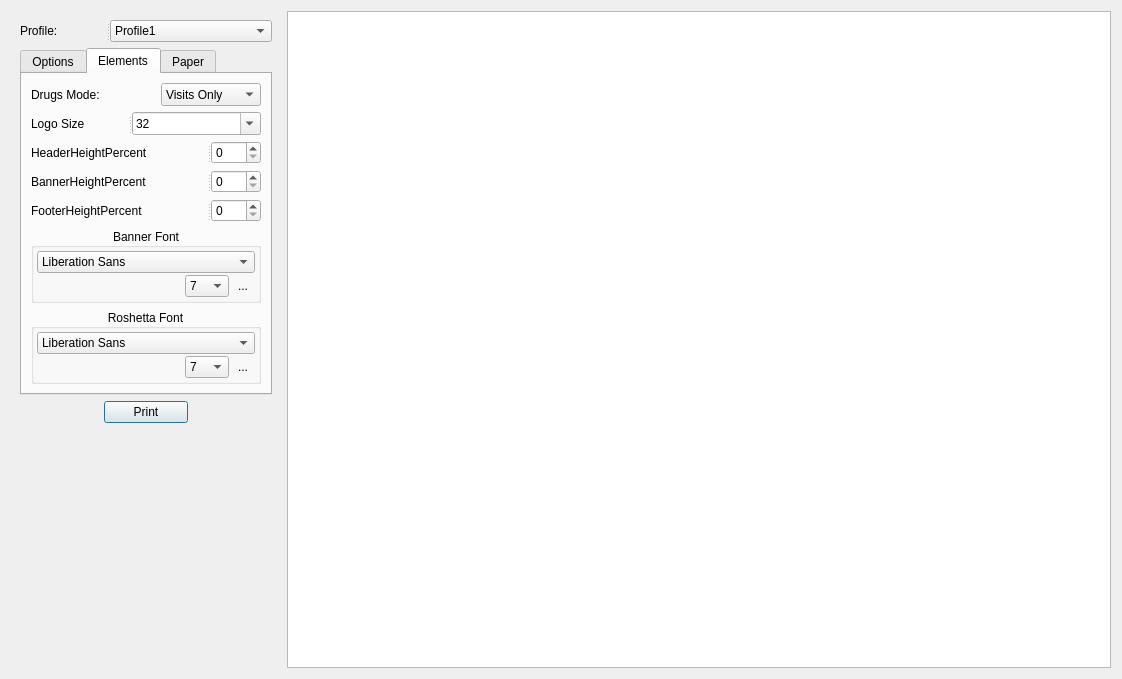
Old version of the form qtemr/printdrugs.ui in the repository dr3mro/SmartClinic.
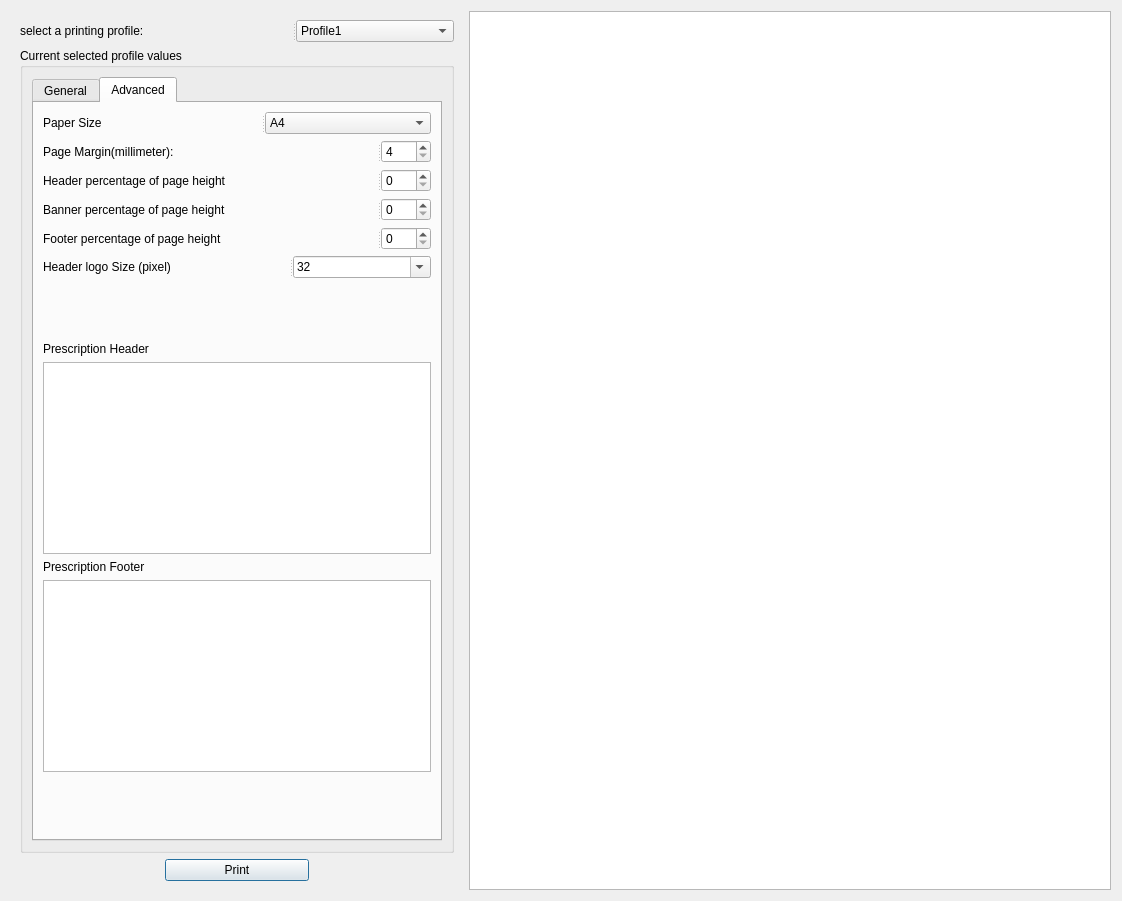
New version of the form. The open tabs and pages were chosen to show the change. Icons and pictures are not drawn. Custom widgets are drawn as their Qt base class.

Commit message: * print redesign

Diff of the .ui file:
```diff
--- a/qtemr/printdrugs.ui
+++ b/qtemr/printdrugs.ui
@@ -10,7 +10,7 @@
     <x>0</x>
     <y>0</y>
     <width>1122</width>
-    <height>679</height>
+    <height>901</height>
    </rect>
   </property>
   <property name="sizePolicy">
@@ -28,8 +28,8 @@
   <property name="windowTitle">
    <string>Print</string>
   </property>
-  <layout class="QHBoxLayout" name="horizontalLayout_2">
-   <item>
+  <layout class="QGridLayout" name="gridLayout_2">
+   <item row="0" column="0">
     <widget class="QWidget" name="widget" native="true">
      <property name="sizePolicy">
       <sizepolicy hsizetype="Fixed" vsizetype="Preferred">
@@ -40,23 +40,29 @@
      <layout class="QVBoxLayout" name="verticalLayout_3">
       <item>
        <widget class="QSplitter" name="splitter_9">
+        <property name="sizePolicy">
+         <sizepolicy hsizetype="Preferred" vsizetype="Fixed">
+          <horstretch>0</horstretch>
+          <verstretch>0</verstretch>
+         </sizepolicy>
+        </property>
         <property name="orientation">
          <enum>Qt::Horizontal</enum>
         </property>
         <widget class="QLabel" name="label_28">
          <property name="sizePolicy">
-          <sizepolicy hsizetype="Fixed" vsizetype="Fixed">
+          <sizepolicy hsizetype="Minimum" vsizetype="Minimum">
            <horstretch>0</horstretch>
            <verstretch>0</verstretch>
           </sizepolicy>
          </property>
          <property name="text">
-          <string>Profile:</string>
+          <string>select a printing profile:</string>
          </property>
         </widget>
         <widget class="QComboBox" name="printerProfile">
          <property name="sizePolicy">
-          <sizepolicy hsizetype="Preferred" vsizetype="Preferred">
+          <sizepolicy hsizetype="Minimum" vsizetype="Minimum">
            <horstretch>0</horstretch>
            <verstretch>0</verstretch>
           </sizepolicy>
@@ -85,50 +91,32 @@
        </widget>
       </item>
       <item>
-       <widget class="QTabWidget" name="optionsTabWidget">
-        <property name="sizePolicy">
-         <sizepolicy hsizetype="Preferred" vsizetype="Preferred">
-          <horstretch>0</horstretch>
-          <verstretch>0</verstretch>
-         </sizepolicy>
+       <widget class="QGroupBox" name="groupBox">
+        <property name="title">
+         <string>Current selected profile values</string>
         </property>
-        <property name="maximumSize">
-         <size>
-          <width>256</width>
-          <height>16777215</height>
-         </size>
-        </property>
-        <property name="autoFillBackground">
-         <bool>true</bool>
-        </property>
-        <property name="styleSheet">
-         <string notr="true"/>
-        </property>
+        <layout class="QGridLayout" name="gridLayout">
+         <item row="0" column="0">
+          <widget class="QTabWidget" name="printingTabOptions">
         <property name="currentIndex">
-         <number>0</number>
-        </property>
-        <property name="elideMode">
-         <enum>Qt::ElideLeft</enum>
-        </property>
-        <property name="usesScrollButtons">
-         <bool>false</bool>
-        </property>
-        <widget class="printDialogTab" name="optionsTab">
+            <number>1</number>
+           </property>
+           <widget class="QWidget" name="printDrugsGeneralTab">
          <attribute name="title">
-          <string>Options</string>
+             <string>General</string>
          </attribute>
          <layout class="QVBoxLayout" name="verticalLayout_2">
           <item>
-           <layout class="QHBoxLayout" name="horizontalLayout_8">
+              <layout class="QHBoxLayout" name="horizontalLayout_18">
             <item>
-             <widget class="QLabel" name="label_19">
+                <widget class="QLabel" name="label_35">
               <property name="text">
-               <string>Show prescription banner.</string>
+                  <string>Show Signature &amp; Printed On date at bottom of Roshetta</string>
               </property>
              </widget>
             </item>
             <item>
-             <widget class="Switch" name="showBanner">
+                <widget class="Switch" name="SignaturePrintedOn">
               <property name="sizePolicy">
                <sizepolicy hsizetype="Fixed" vsizetype="Fixed">
                 <horstretch>0</horstretch>
@@ -143,16 +131,40 @@
            </layout>
           </item>
           <item>
-           <layout class="QHBoxLayout" name="horizontalLayout_5">
+              <layout class="QHBoxLayout" name="horizontalLayout_17">
             <item>
-             <widget class="QLabel" name="label_16">
+                <widget class="QLabel" name="label_34">
               <property name="text">
-               <string>Show drugs.</string>
+                  <string>Show drugs start date after trade name in a smaller font .</string>
               </property>
              </widget>
             </item>
             <item>
-             <widget class="Switch" name="showDrugs">
+                <widget class="Switch" name="drugsInitDate">
+                 <property name="sizePolicy">
+                  <sizepolicy hsizetype="Fixed" vsizetype="Fixed">
+                   <horstretch>0</horstretch>
+                   <verstretch>0</verstretch>
+                  </sizepolicy>
+                 </property>
+                 <property name="text">
+                  <string/>
+                 </property>
+                </widget>
+               </item>
+              </layout>
+             </item>
+             <item>
+              <layout class="QHBoxLayout" name="horizontalLayout_16">
+               <item>
+                <widget class="QLabel" name="label_32">
+                 <property name="text">
+                  <string>Show Roshetta Header, Footer and Logo</string>
+                 </property>
+                </widget>
+               </item>
+               <item>
+                <widget class="Switch" name="showHeaderFooterLogo">
               <property name="sizePolicy">
                <sizepolicy hsizetype="Fixed" vsizetype="Fixed">
                 <horstretch>0</horstretch>
@@ -171,7 +183,7 @@
             <item>
              <widget class="QLabel" name="label_17">
               <property name="text">
-               <string>Show requests.</string>
+                  <string>Show Current visit requests [investigations].</string>
               </property>
              </widget>
             </item>
@@ -190,12 +202,36 @@
             </item>
            </layout>
           </item>
+             <item>
+              <layout class="QHBoxLayout" name="horizontalLayout_5">
+               <item>
+                <widget class="QLabel" name="label_16">
+                 <property name="text">
+                  <string>Show roshetta drugs.</string>
+                 </property>
+                </widget>
+               </item>
+               <item>
+                <widget class="Switch" name="showDrugs">
+                 <property name="sizePolicy">
+                  <sizepolicy hsizetype="Fixed" vsizetype="Fixed">
+                   <horstretch>0</horstretch>
+                   <verstretch>0</verstretch>
+                  </sizepolicy>
+                 </property>
+                 <property name="text">
+                  <string/>
+                 </property>
+                </widget>
+               </item>
+              </layout>
+             </item>
           <item>
            <layout class="QHBoxLayout" name="horizontalLayout_7">
             <item>
              <widget class="QLabel" name="label_18">
               <property name="text">
-               <string>Show measurements.</string>
+                  <string>Show visit measurements.</string>
               </property>
              </widget>
             </item>
@@ -219,7 +255,7 @@
             <item>
              <widget class="QLabel" name="label_24">
               <property name="text">
-               <string>Show drugs separator.</string>
+                  <string>Show separator horizontal line between drugs.</string>
               </property>
              </widget>
             </item>
@@ -243,7 +279,7 @@
             <item>
              <widget class="QLabel" name="label_30">
               <property name="text">
-               <string>Show drugs title.</string>
+                  <string>Show a title before drugs to separate visit from chronic drugs.</string>
               </property>
              </widget>
             </item>
@@ -269,16 +305,16 @@
            </layout>
           </item>
           <item>
-           <layout class="QHBoxLayout" name="horizontalLayout_17">
+              <layout class="QHBoxLayout" name="horizontalLayout_8">
             <item>
-             <widget class="QLabel" name="label_34">
+                <widget class="QLabel" name="label_19">
               <property name="text">
-               <string>Show drugs init date.</string>
+                  <string>Show prescription banner contains details about patient.</string>
               </property>
              </widget>
             </item>
             <item>
-             <widget class="Switch" name="drugsInitDate">
+                <widget class="Switch" name="showBanner">
               <property name="sizePolicy">
                <sizepolicy hsizetype="Fixed" vsizetype="Fixed">
                 <horstretch>0</horstretch>
@@ -293,60 +329,12 @@
            </layout>
           </item>
           <item>
-           <layout class="QHBoxLayout" name="horizontalLayout_18">
-            <item>
-             <widget class="QLabel" name="label_35">
-              <property name="text">
-               <string>Show Signature &amp; PrintedOn</string>
+              <widget class="Line" name="line">
+               <property name="orientation">
+                <enum>Qt::Horizontal</enum>
               </property>
              </widget>
             </item>
-            <item>
-             <widget class="Switch" name="SignaturePrintedOn">
-              <property name="sizePolicy">
-               <sizepolicy hsizetype="Fixed" vsizetype="Fixed">
-                <horstretch>0</horstretch>
-                <verstretch>0</verstretch>
-               </sizepolicy>
-              </property>
-              <property name="text">
-               <string/>
-              </property>
-             </widget>
-            </item>
-           </layout>
-          </item>
-          <item>
-           <layout class="QHBoxLayout" name="horizontalLayout_16">
-            <item>
-             <widget class="QLabel" name="label_32">
-              <property name="text">
-               <string>Header, Footer and Logo</string>
-              </property>
-             </widget>
-            </item>
-            <item>
-             <widget class="Switch" name="showHeaderFooterLogo">
-              <property name="sizePolicy">
-               <sizepolicy hsizetype="Fixed" vsizetype="Fixed">
-                <horstretch>0</horstretch>
-                <verstretch>0</verstretch>
-               </sizepolicy>
-              </property>
-              <property name="text">
-               <string/>
-              </property>
-             </widget>
-            </item>
-           </layout>
-          </item>
-         </layout>
-        </widget>
-        <widget class="printDialogTab" name="elementsTab">
-         <attribute name="title">
-          <string>Elements</string>
-         </attribute>
-         <layout class="QVBoxLayout" name="verticalLayout">
           <item>
            <widget class="QSplitter" name="splitter_14">
             <property name="orientation">
@@ -357,7 +345,7 @@
             </property>
             <widget class="QLabel" name="label_20">
              <property name="text">
-              <string>Drugs Mode:</string>
+                 <string>Show drugs of:</string>
              </property>
             </widget>
             <widget class="QComboBox" name="drugsMode">
@@ -386,196 +374,20 @@
            </widget>
           </item>
           <item>
-           <widget class="QSplitter" name="splitter_7">
+              <widget class="QSplitter" name="splitter_3">
             <property name="orientation">
              <enum>Qt::Horizontal</enum>
             </property>
-            <widget class="QLabel" name="label_33">
-             <property name="sizePolicy">
-              <sizepolicy hsizetype="Expanding" vsizetype="Preferred">
-               <horstretch>0</horstretch>
-               <verstretch>0</verstretch>
-              </sizepolicy>
-             </property>
+               <widget class="QLabel" name="label_2">
              <property name="text">
-              <string>Logo Size</string>
-             </property>
-            </widget>
-            <widget class="QComboBox" name="logoSize">
-             <property name="sizePolicy">
-              <sizepolicy hsizetype="Fixed" vsizetype="Fixed">
-               <horstretch>0</horstretch>
-               <verstretch>0</verstretch>
-              </sizepolicy>
-             </property>
-             <property name="minimumSize">
-              <size>
-               <width>50</width>
-               <height>0</height>
-              </size>
-             </property>
-             <property name="editable">
-              <bool>true</bool>
-             </property>
-             <item>
-              <property name="text">
-               <string>32</string>
-              </property>
-             </item>
-             <item>
-              <property name="text">
-               <string>48</string>
-              </property>
-             </item>
-             <item>
-              <property name="text">
-               <string>64</string>
-              </property>
-             </item>
-             <item>
-              <property name="text">
-               <string>72</string>
-              </property>
-             </item>
-             <item>
-              <property name="text">
-               <string>96</string>
-              </property>
-             </item>
-             <item>
-              <property name="text">
-               <string>128</string>
-              </property>
-             </item>
-             <item>
-              <property name="text">
-               <string>192</string>
-              </property>
-             </item>
-             <item>
-              <property name="text">
-               <string>256</string>
-              </property>
-             </item>
-            </widget>
-           </widget>
-          </item>
-          <item>
-           <widget class="QSplitter" name="splitter_6">
-            <property name="orientation">
-             <enum>Qt::Horizontal</enum>
-            </property>
-            <widget class="QLabel" name="label_4">
-             <property name="text">
-              <string>HeaderHeightPercent</string>
-             </property>
-            </widget>
-            <widget class="QSpinBox" name="headerHeightPercent">
-             <property name="maximumSize">
-              <size>
-               <width>50</width>
-               <height>16777215</height>
-              </size>
-             </property>
-            </widget>
-           </widget>
-          </item>
-          <item>
-           <widget class="QSplitter" name="splitter_5">
-            <property name="orientation">
-             <enum>Qt::Horizontal</enum>
-            </property>
-            <widget class="QLabel" name="label_5">
-             <property name="text">
-              <string>BannerHeightPercent</string>
-             </property>
-            </widget>
-            <widget class="QSpinBox" name="bannerHeightPercent">
-             <property name="maximumSize">
-              <size>
-               <width>50</width>
-               <height>16777215</height>
-              </size>
-             </property>
-            </widget>
-           </widget>
-          </item>
-          <item>
-           <widget class="QSplitter" name="splitter_4">
-            <property name="orientation">
-             <enum>Qt::Horizontal</enum>
-            </property>
-            <widget class="QLabel" name="label_6">
-             <property name="text">
-              <string>FooterHeightPercent</string>
-             </property>
-            </widget>
-            <widget class="QSpinBox" name="footerHeightPercent">
-             <property name="maximumSize">
-              <size>
-               <width>50</width>
-               <height>16777215</height>
-              </size>
-             </property>
-            </widget>
-           </widget>
-          </item>
-          <item>
-           <widget class="QGroupBox" name="groupBox_2">
-            <property name="maximumSize">
-             <size>
-              <width>230</width>
-              <height>16777215</height>
-             </size>
-            </property>
-            <property name="title">
-             <string>Banner Font</string>
-            </property>
-            <property name="alignment">
-             <set>Qt::AlignCenter</set>
-            </property>
-            <property name="flat">
-             <bool>false</bool>
-            </property>
-            <layout class="QGridLayout" name="gridLayout_2">
-             <property name="leftMargin">
-              <number>3</number>
-             </property>
-             <property name="topMargin">
-              <number>3</number>
-             </property>
-             <property name="rightMargin">
-              <number>3</number>
-             </property>
-             <property name="bottomMargin">
-              <number>3</number>
-             </property>
-             <property name="spacing">
-              <number>2</number>
-             </property>
-             <item row="0" column="0">
+                 <string>Banner Font   </string>
+                </property>
+               </widget>
               <widget class="mFontComboBox" name="bannerFont">
                <property name="editable">
                 <bool>false</bool>
                </property>
               </widget>
-             </item>
-             <item row="1" column="0">
-              <layout class="QHBoxLayout" name="horizontalLayout_13">
-               <item>
-                <spacer name="horizontalSpacer">
-                 <property name="orientation">
-                  <enum>Qt::Horizontal</enum>
-                 </property>
-                 <property name="sizeHint" stdset="0">
-                  <size>
-                   <width>38</width>
-                   <height>19</height>
-                  </size>
-                 </property>
-                </spacer>
-               </item>
-               <item>
                 <widget class="QComboBox" name="bannerFontSize">
                  <property name="sizePolicy">
                   <sizepolicy hsizetype="Fixed" vsizetype="Fixed">
@@ -643,8 +455,6 @@
                   </property>
                  </item>
                 </widget>
-               </item>
-               <item>
                 <widget class="QToolButton" name="bannerFontBold">
                  <property name="toolTip">
                   <string>Bold</string>
@@ -663,68 +473,23 @@
                   <bool>true</bool>
                  </property>
                 </widget>
-               </item>
-              </layout>
-             </item>
-            </layout>
            </widget>
           </item>
           <item>
-           <widget class="QGroupBox" name="groupBox_3">
-            <property name="maximumSize">
-             <size>
-              <width>230</width>
-              <height>16777215</height>
-             </size>
-            </property>
-            <property name="title">
+              <widget class="QSplitter" name="splitter_10">
+               <property name="orientation">
+                <enum>Qt::Horizontal</enum>
+               </property>
+               <widget class="QLabel" name="label_7">
+                <property name="text">
              <string>Roshetta Font</string>
             </property>
-            <property name="alignment">
-             <set>Qt::AlignCenter</set>
-            </property>
-            <property name="flat">
-             <bool>false</bool>
-            </property>
-            <layout class="QGridLayout" name="gridLayout_6">
-             <property name="leftMargin">
-              <number>3</number>
-             </property>
-             <property name="topMargin">
-              <number>3</number>
-             </property>
-             <property name="rightMargin">
-              <number>3</number>
-             </property>
-             <property name="bottomMargin">
-              <number>3</number>
-             </property>
-             <property name="spacing">
-              <number>2</number>
-             </property>
-             <item row="0" column="0">
+               </widget>
               <widget class="mFontComboBox" name="roshettaFont">
                <property name="editable">
                 <bool>false</bool>
                </property>
               </widget>
-             </item>
-             <item row="1" column="0">
-              <layout class="QHBoxLayout" name="horizontalLayout_15">
-               <item>
-                <spacer name="horizontalSpacer_2">
-                 <property name="orientation">
-                  <enum>Qt::Horizontal</enum>
-                 </property>
-                 <property name="sizeHint" stdset="0">
-                  <size>
-                   <width>38</width>
-                   <height>19</height>
-                  </size>
-                 </property>
-                </spacer>
-               </item>
-               <item>
                 <widget class="QComboBox" name="roshettaFontSize">
                  <property name="sizePolicy">
                   <sizepolicy hsizetype="Fixed" vsizetype="Fixed">
@@ -792,8 +557,6 @@
                   </property>
                  </item>
                 </widget>
-               </item>
-               <item>
                 <widget class="QToolButton" name="roshettaFontBold">
                  <property name="toolTip">
                   <string>Bold</string>
@@ -812,20 +575,29 @@
                   <bool>true</bool>
                  </property>
                 </widget>
-               </item>
-              </layout>
+              </widget>
+             </item>
+             <item>
+              <spacer name="verticalSpacer">
+               <property name="orientation">
+                <enum>Qt::Vertical</enum>
+               </property>
+               <property name="sizeHint" stdset="0">
+                <size>
+                 <width>340</width>
+                 <height>194</height>
+                </size>
+               </property>
+              </spacer>
              </item>
             </layout>
            </widget>
-          </item>
-         </layout>
-        </widget>
-        <widget class="printDialogTab" name="paperPrefTab">
+           <widget class="QWidget" name="printDrugsAdvancedTab">
          <attribute name="title">
-          <string>Paper</string>
-         </attribute>
-         <layout class="QGridLayout" name="gridLayout_5">
-          <item row="0" column="0">
+             <string>Advanced</string>
+            </attribute>
+            <layout class="QVBoxLayout" name="verticalLayout">
+             <item>
            <widget class="QSplitter" name="splitter">
             <property name="orientation">
              <enum>Qt::Horizontal</enum>
@@ -857,137 +629,17 @@
             </widget>
            </widget>
           </item>
-          <item row="3" column="0">
-           <widget class="QSplitter" name="splitter_3">
-            <property name="orientation">
-             <enum>Qt::Horizontal</enum>
-            </property>
-            <property name="handleWidth">
-             <number>0</number>
-            </property>
-            <widget class="QLabel" name="label_2">
-             <property name="text">
-              <string>Left Margin:</string>
-             </property>
-            </widget>
-            <widget class="psDoubleSpinBox" name="leftMargin">
-             <property name="minimumSize">
-              <size>
-               <width>50</width>
-               <height>0</height>
-              </size>
-             </property>
-             <property name="maximumSize">
-              <size>
-               <width>50</width>
-               <height>16777215</height>
-              </size>
-             </property>
-             <property name="toolTip">
-              <string>&lt;html&gt;&lt;head/&gt;&lt;body&gt;&lt;p&gt;INCH&lt;/p&gt;&lt;/body&gt;&lt;/html&gt;</string>
-             </property>
-             <property name="locale">
-              <locale language="English" country="UnitedStates"/>
-             </property>
-             <property name="singleStep">
-              <double>0.010000000000000</double>
-             </property>
-            </widget>
-           </widget>
-          </item>
-          <item row="4" column="0">
-           <widget class="QSplitter" name="splitter_15">
-            <property name="orientation">
-             <enum>Qt::Horizontal</enum>
-            </property>
-            <property name="handleWidth">
-             <number>0</number>
-            </property>
-            <widget class="QLabel" name="label_21">
-             <property name="text">
-              <string>Right Margin:</string>
-             </property>
-            </widget>
-            <widget class="psDoubleSpinBox" name="rightMargin">
-             <property name="minimumSize">
-              <size>
-               <width>50</width>
-               <height>0</height>
-              </size>
-             </property>
-             <property name="maximumSize">
-              <size>
-               <width>50</width>
-               <height>16777215</height>
-              </size>
-             </property>
-             <property name="toolTip">
-              <string>&lt;html&gt;&lt;head/&gt;&lt;body&gt;&lt;p&gt;INCH&lt;/p&gt;&lt;/body&gt;&lt;/html&gt;</string>
-             </property>
-             <property name="locale">
-              <locale language="English" country="UnitedStates"/>
-             </property>
-             <property name="singleStep">
-              <double>0.010000000000000</double>
-             </property>
-            </widget>
-           </widget>
-          </item>
-          <item row="2" column="0">
-           <widget class="QSplitter" name="splitter_17">
-            <property name="orientation">
-             <enum>Qt::Horizontal</enum>
-            </property>
-            <property name="handleWidth">
-             <number>0</number>
-            </property>
-            <widget class="QLabel" name="label_23">
-             <property name="text">
-              <string>Bottom Margin:</string>
-             </property>
-            </widget>
-            <widget class="psDoubleSpinBox" name="bottomMargin">
-             <property name="minimumSize">
-              <size>
-               <width>50</width>
-               <height>0</height>
-              </size>
-             </property>
-             <property name="maximumSize">
-              <size>
-               <width>50</width>
-               <height>16777215</height>
-              </size>
-             </property>
-             <property name="toolTip">
-              <string>&lt;html&gt;&lt;head/&gt;&lt;body&gt;&lt;p&gt;INCH&lt;/p&gt;&lt;/body&gt;&lt;/html&gt;</string>
-             </property>
-             <property name="locale">
-              <locale language="English" country="UnitedStates"/>
-             </property>
-             <property name="decimals">
-              <number>2</number>
-             </property>
-             <property name="singleStep">
-              <double>0.010000000000000</double>
-             </property>
-            </widget>
-           </widget>
-          </item>
-          <item row="1" column="0">
+             <item>
            <widget class="QSplitter" name="splitter_2">
             <property name="orientation">
              <enum>Qt::Horizontal</enum>
             </property>
-            <property name="handleWidth">
-             <number>0</number>
-            </property>
             <widget class="QLabel" name="label">
              <property name="text">
-              <string>Top Margin:</string>
-             </property>
-            </widget>
-            <widget class="psDoubleSpinBox" name="topMargin">
+                 <string>Page Margin(millimeter):</string>
+                </property>
+               </widget>
+               <widget class="QSpinBox" name="pageMargin">
              <property name="minimumSize">
               <size>
                <width>50</width>
@@ -1006,16 +658,160 @@
              <property name="locale">
               <locale language="English" country="UnitedStates"/>
              </property>
-             <property name="decimals">
-              <number>2</number>
-             </property>
-             <property name="singleStep">
-              <double>0.010000000000000</double>
+                <property name="minimum">
+                 <number>4</number>
+                </property>
+                <property name="maximum">
+                 <number>25</number>
              </property>
             </widget>
            </widget>
           </item>
-          <item row="5" column="0">
+             <item>
+              <widget class="QSplitter" name="splitter_6">
+               <property name="orientation">
+                <enum>Qt::Horizontal</enum>
+               </property>
+               <widget class="QLabel" name="label_4">
+                <property name="text">
+                 <string>Header percentage of page height</string>
+                </property>
+               </widget>
+               <widget class="QSpinBox" name="headerHeightPercent">
+                <property name="maximumSize">
+                 <size>
+                  <width>50</width>
+                  <height>16777215</height>
+                 </size>
+                </property>
+                <property name="maximum">
+                 <number>25</number>
+                </property>
+               </widget>
+              </widget>
+             </item>
+             <item>
+              <widget class="QSplitter" name="splitter_5">
+               <property name="orientation">
+                <enum>Qt::Horizontal</enum>
+               </property>
+               <widget class="QLabel" name="label_5">
+                <property name="text">
+                 <string>Banner percentage of page height</string>
+                </property>
+               </widget>
+               <widget class="QSpinBox" name="bannerHeightPercent">
+                <property name="maximumSize">
+                 <size>
+                  <width>50</width>
+                  <height>16777215</height>
+                 </size>
+                </property>
+                <property name="maximum">
+                 <number>25</number>
+                </property>
+               </widget>
+              </widget>
+             </item>
+             <item>
+              <widget class="QSplitter" name="splitter_4">
+               <property name="orientation">
+                <enum>Qt::Horizontal</enum>
+               </property>
+               <widget class="QLabel" name="label_6">
+                <property name="text">
+                 <string>Footer percentage of page height</string>
+                </property>
+               </widget>
+               <widget class="QSpinBox" name="footerHeightPercent">
+                <property name="maximumSize">
+                 <size>
+                  <width>50</width>
+                  <height>16777215</height>
+                 </size>
+                </property>
+                <property name="maximum">
+                 <number>25</number>
+                </property>
+               </widget>
+              </widget>
+             </item>
+             <item>
+              <widget class="QSplitter" name="splitter_7">
+               <property name="orientation">
+                <enum>Qt::Horizontal</enum>
+               </property>
+               <widget class="QLabel" name="label_33">
+                <property name="sizePolicy">
+                 <sizepolicy hsizetype="Expanding" vsizetype="Preferred">
+                  <horstretch>0</horstretch>
+                  <verstretch>0</verstretch>
+                 </sizepolicy>
+                </property>
+                <property name="text">
+                 <string>Header logo Size (pixel)</string>
+                </property>
+               </widget>
+               <widget class="QComboBox" name="logoSize">
+                <property name="sizePolicy">
+                 <sizepolicy hsizetype="Fixed" vsizetype="Fixed">
+                  <horstretch>0</horstretch>
+                  <verstretch>0</verstretch>
+                 </sizepolicy>
+                </property>
+                <property name="minimumSize">
+                 <size>
+                  <width>50</width>
+                  <height>0</height>
+                 </size>
+                </property>
+                <property name="editable">
+                 <bool>true</bool>
+                </property>
+                <item>
+                 <property name="text">
+                  <string>32</string>
+                 </property>
+                </item>
+                <item>
+                 <property name="text">
+                  <string>48</string>
+                 </property>
+                </item>
+                <item>
+                 <property name="text">
+                  <string>64</string>
+                 </property>
+                </item>
+                <item>
+                 <property name="text">
+                  <string>72</string>
+                 </property>
+                </item>
+                <item>
+                 <property name="text">
+                  <string>96</string>
+                 </property>
+                </item>
+                <item>
+                 <property name="text">
+                  <string>128</string>
+                 </property>
+                </item>
+                <item>
+                 <property name="text">
+                  <string>192</string>
+                 </property>
+                </item>
+                <item>
+                 <property name="text">
+                  <string>256</string>
+                 </property>
+                </item>
+               </widget>
+              </widget>
+             </item>
+             <item>
            <spacer name="verticalSpacer_3">
             <property name="orientation">
              <enum>Qt::Vertical</enum>
@@ -1028,13 +824,44 @@
             </property>
            </spacer>
           </item>
-         </layout>
-         <zorder>splitter</zorder>
-         <zorder>splitter_2</zorder>
-         <zorder>splitter_3</zorder>
-         <zorder>splitter_17</zorder>
-         <zorder>splitter_15</zorder>
-        </widget>
+             <item>
+              <widget class="QLabel" name="label_9">
+               <property name="text">
+                <string>Prescription Header</string>
+               </property>
+              </widget>
+             </item>
+             <item>
+              <widget class="TextEdit" name="Header"/>
+             </item>
+             <item>
+              <widget class="QLabel" name="label_8">
+               <property name="text">
+                <string>Prescription Footer</string>
+               </property>
+              </widget>
+             </item>
+             <item>
+              <widget class="TextEdit" name="Footer"/>
+             </item>
+             <item>
+              <spacer name="verticalSpacer_2">
+               <property name="orientation">
+                <enum>Qt::Vertical</enum>
+               </property>
+               <property name="sizeHint" stdset="0">
+                <size>
+                 <width>20</width>
+                 <height>28</height>
+                </size>
+               </property>
+              </spacer>
+             </item>
+            </layout>
+           </widget>
+          </widget>
+         </item>
+        </layout>
        </widget>
       </item>
       <item>
@@ -1065,7 +892,7 @@
           </property>
           <widget class="printButton" name="fastPrint">
            <property name="sizePolicy">
-            <sizepolicy hsizetype="Preferred" vsizetype="Preferred">
+            <sizepolicy hsizetype="Fixed" vsizetype="Fixed">
              <horstretch>0</horstretch>
              <verstretch>0</verstretch>
             </sizepolicy>
@@ -1113,23 +940,10 @@
         </item>
        </layout>
       </item>
-      <item>
-       <spacer name="verticalSpacer">
-        <property name="orientation">
-         <enum>Qt::Vertical</enum>
-        </property>
-        <property name="sizeHint" stdset="0">
-         <size>
-          <width>20</width>
-          <height>40</height>
-         </size>
-        </property>
-       </spacer>
-      </item>
      </layout>
     </widget>
    </item>
-   <item>
+   <item row="0" column="1">
     <widget class="PagesTextEdit" name="Roshetta">
      <property name="font">
       <font>
@@ -1166,22 +980,16 @@
    <extends>QPushButton</extends>
    <header>printbutton.h</header>
   </customwidget>
-  <customwidget>
-   <class>psDoubleSpinBox</class>
-   <extends>QDoubleSpinBox</extends>
-   <header>psdoublespinbox.h</header>
-  </customwidget>
-  <customwidget>
-   <class>printDialogTab</class>
-   <extends>QWidget</extends>
-   <header>printdialogtab.h</header>
-   <container>1</container>
-  </customwidget>
   <customwidget>
    <class>PagesTextEdit</class>
    <extends>QTextEdit</extends>
    <header>pagestextedit.h</header>
   </customwidget>
+  <customwidget>
+   <class>TextEdit</class>
+   <extends>QTextEdit</extends>
+   <header>textedit.h</header>
+  </customwidget>
  </customwidgets>
  <tabstops>
   <tabstop>fastPrint</tabstop>
```
Left out of the diff: 5 changed lines with no effect on the pictures. Lines whose indentation alone changed are shown as unchanged. The commit also changes 17 other files.
